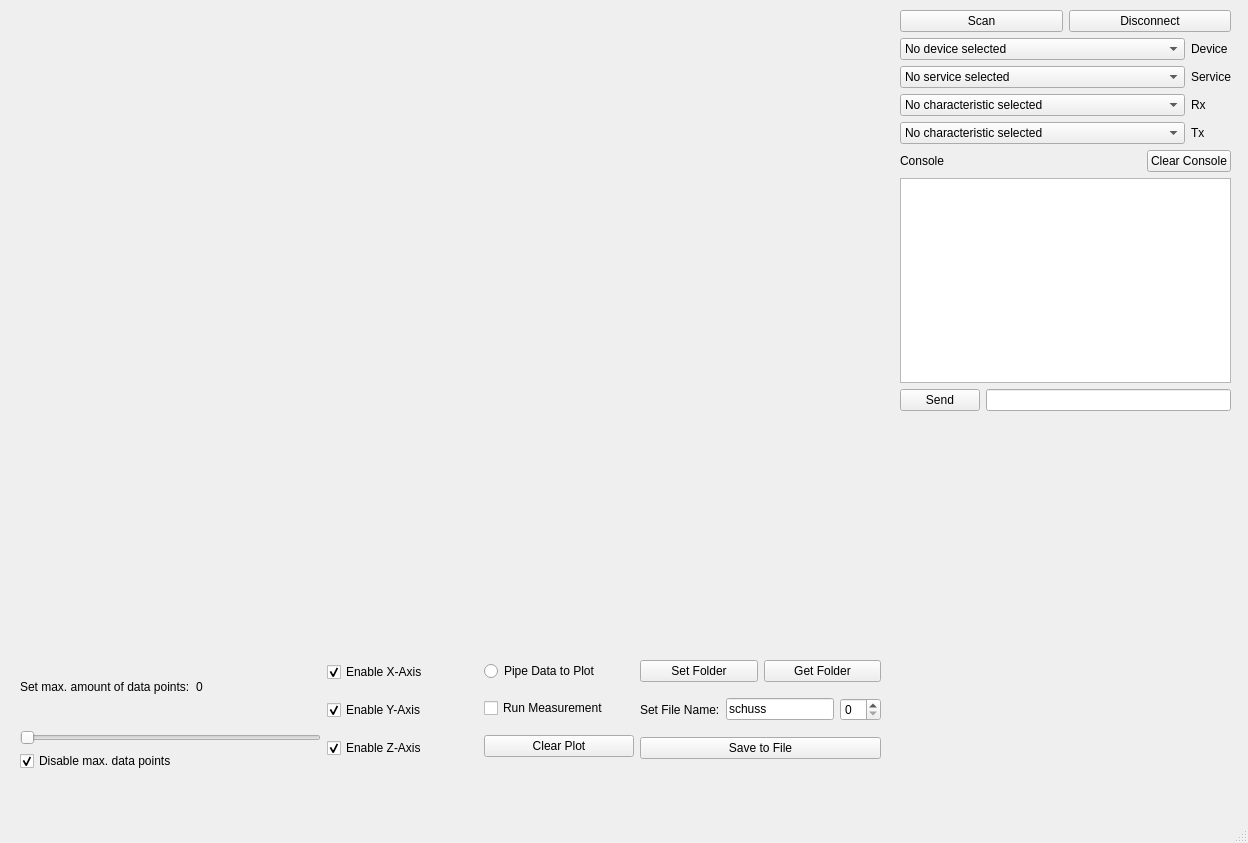
This is mainwindow.ui in Le-Div/BLE-LivePlotter as Qt 5 draws it before an edit. The edited form follows.
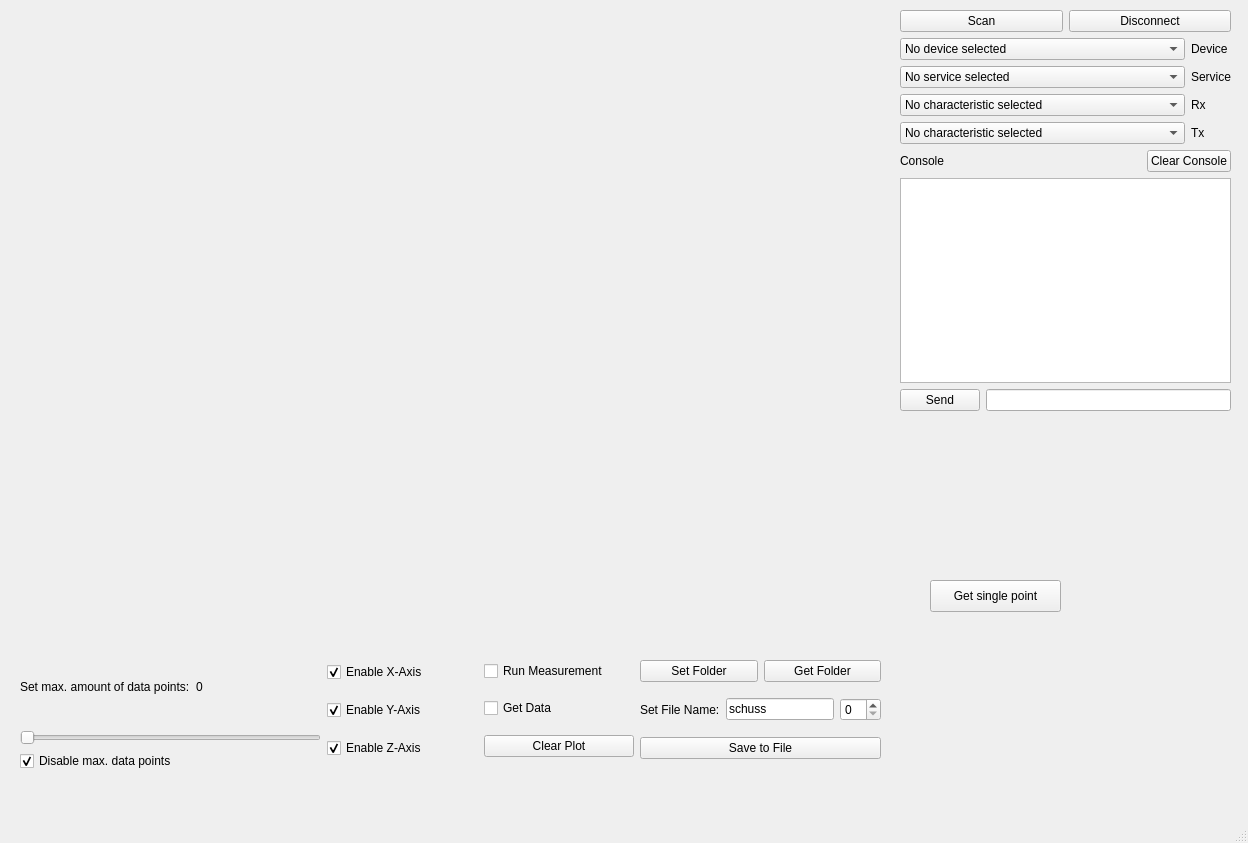
This is the edited form. Custom widgets are drawn as their Qt base class.

```diff
--- a/mainwindow.ui
+++ b/mainwindow.ui
@@ -193,10 +193,10 @@
    <widget class="QCustomPlot" name="customplot" native="true">
     <property name="geometry">
      <rect>
-      <x>-150</x>
-      <y>30</y>
-      <width>1031</width>
-      <height>601</height>
+      <x>20</x>
+      <y>40</y>
+      <width>851</width>
+      <height>591</height>
      </rect>
     </property>
    </widget>
@@ -290,17 +290,7 @@
       </layout>
      </item>
      <item>
-      <layout class="QVBoxLayout" name="verticalLayout_7" stretch="1,0,1">
-       <item>
-        <widget class="QRadioButton" name="radioButton">
-         <property name="text">
-          <string>Pipe Data to Plot</string>
-         </property>
-         <property name="checked">
-          <bool>false</bool>
-         </property>
-        </widget>
-       </item>
+      <layout class="QVBoxLayout" name="verticalLayout_7" stretch="0,0,1">
        <item>
         <widget class="QCheckBox" name="Run_Measure">
          <property name="text">
@@ -308,6 +298,13 @@
          </property>
         </widget>
        </item>
+       <item>
+        <widget class="QCheckBox" name="get_Data">
+         <property name="text">
+          <string>Get Data</string>
+         </property>
+        </widget>
+       </item>
        <item>
         <widget class="QPushButton" name="clearPlotButton">
          <property name="text">
@@ -369,6 +366,19 @@
      </item>
     </layout>
    </widget>
+   <widget class="QPushButton" name="get_single_point">
+    <property name="geometry">
+     <rect>
+      <x>930</x>
+      <y>580</y>
+      <width>131</width>
+      <height>32</height>
+     </rect>
+    </property>
+    <property name="text">
+     <string>Get single point</string>
+    </property>
+   </widget>
   </widget>
   <widget class="QMenuBar" name="menubar">
    <property name="geometry">
```
